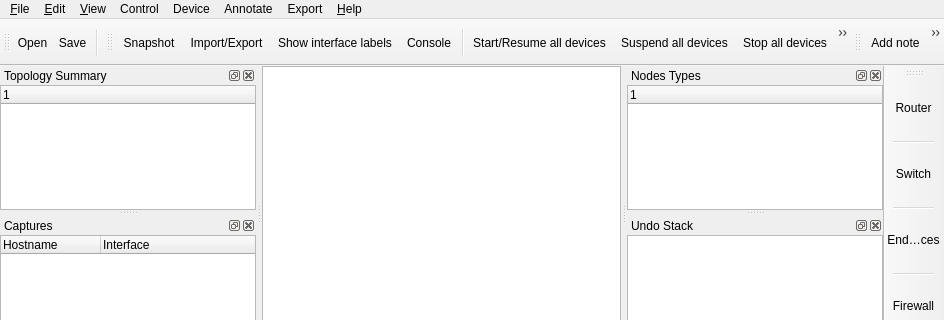
First picture: the form in src/GNS3/Ui/Form_MainWindow.ui, repository GNS3/gns3-legacy, before the edit; both pictures show x 0 to 944 and y 0 to 320 of the 944 by 599 pixel window.
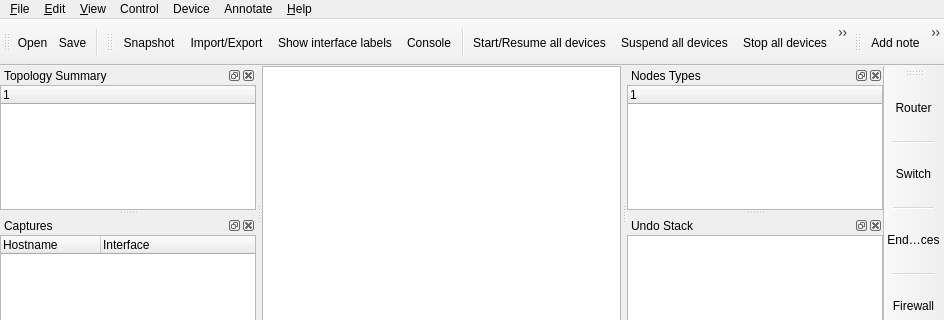
Second picture: the form after the edit. Icons and pictures are not drawn. Custom widgets are drawn as their Qt base class.

```diff
--- a/src/GNS3/Ui/Form_MainWindow.ui
+++ b/src/GNS3/Ui/Form_MainWindow.ui
@@ -66,7 +66,7 @@
      <x>0</x>
      <y>0</y>
      <width>944</width>
-     <height>21</height>
+     <height>20</height>
     </rect>
    </property>
    <widget class="QMenu" name="menu_Edit">
@@ -154,19 +154,12 @@
      <string>Device</string>
     </property>
    </widget>
-   <widget class="QMenu" name="menuExport_as_PDF">
-    <property name="title">
-     <string>Export</string>
-    </property>
-    <addaction name="action_Export_in_a_PDF"/>
-   </widget>
    <addaction name="menu_File"/>
    <addaction name="menu_Edit"/>
    <addaction name="menu_View"/>
    <addaction name="menuControl"/>
    <addaction name="menuDevice"/>
    <addaction name="menuAnnotate"/>
-   <addaction name="menuExport_as_PDF"/>
    <addaction name="menu_About"/>
   </widget>
   <widget class="QStatusBar" name="statusbar"/>
```
Left out of the diff: 6 changed lines with no effect on the pictures.
